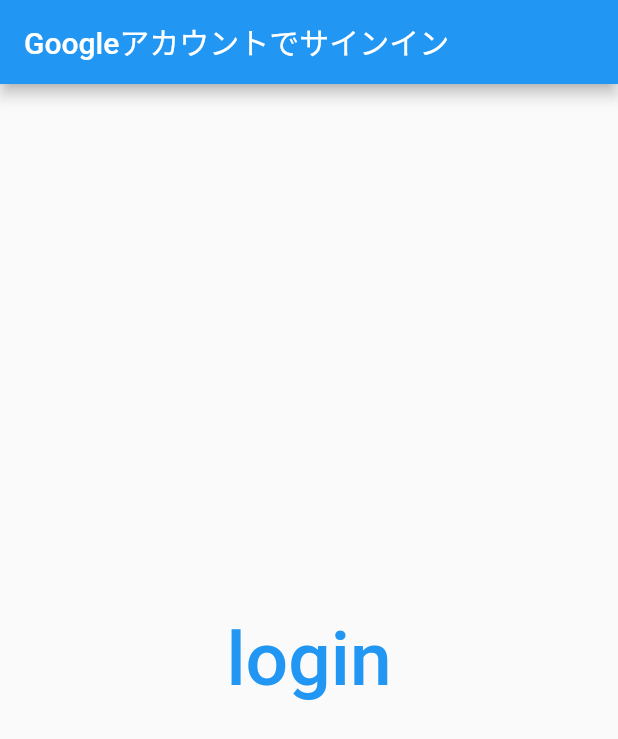
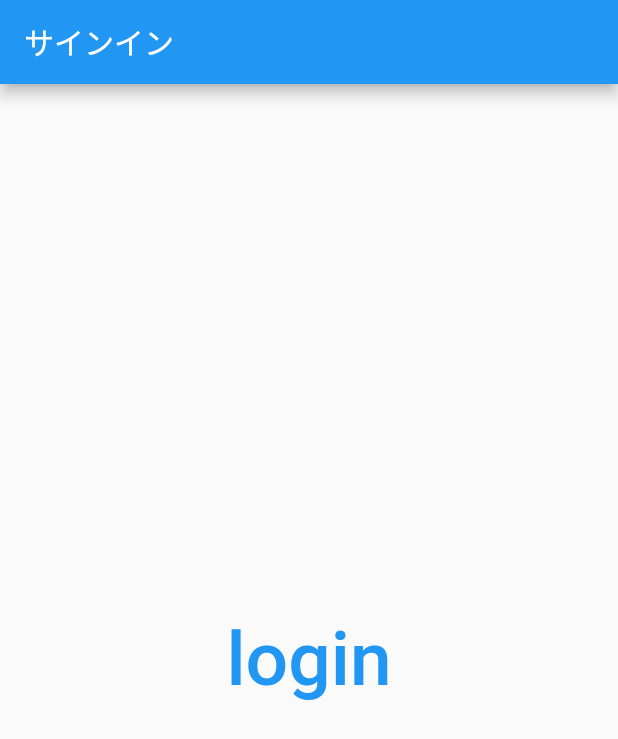
Before and after one commit to tmcit-hkoblabo/loms, a Flutter app: the screen it shows after launch, on a phone screen of 412 x 824 dp. Shown: the top 739 px of the screen. Run offline on Flutter 3.47's test engine with Material 2 defaults, Android fonts, the phone set to English and light mode, and no system bars; our stand-ins replace cloud_firestore, firebase_auth, firebase_core, google_sign_in; accounts and stored records are empty.

Commit message:
試しに変更

```diff
--- a/lib/authentication/login_page.dart
+++ b/lib/authentication/login_page.dart
@@ -14,7 +14,7 @@
   Widget build(BuildContext context) {
     return Scaffold(
       appBar: AppBar(
-        title: Text('Googleアカウントでサインイン'),
+        title: Text('サインイン'),
       ),
       body: Center(
         child: TextButton(
```
